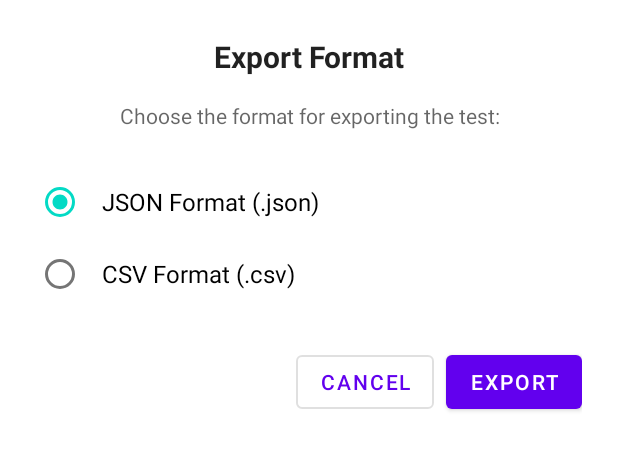
After one commit to Forla03/StepLab, an Android app: the layout export_format_dialog.xml on its own in the app's theme, with its tools: preview values and no code run, on a phone screen of 412 x 824 dp. The commit adds this screen. Shown: the top 450 px of the screen. Run offline under Robolectric (Android 15) with nearby library versions, the phone set to English and light mode, and no system bars.

Commit message:
Added csv or json export choice

```diff
--- a/app/src/main/java/com/example/steplab/ui/main/MainActivity.kt
+++ b/app/src/main/java/com/example/steplab/ui/main/MainActivity.kt
@@ -189,7 +189,7 @@ class MainActivity : AppCompatActivity() {
                                 Pair(conversionResult.jsonString!!, 50) // Always use 50 as default
                             } ?: throw Exception("Cannot re-open CSV file")
                         } else {
-                            // TXT/JSON file: use as-is
+                            // JSON/TXT file: use as-is (support both .json and .txt for backward compatibility)
                             try {
                                 val json = JSONObject(content)
                                 // Validate it has the required structure
@@ -213,7 +213,7 @@ class MainActivity : AppCompatActivity() {
                         val timestamp = System.currentTimeMillis()
                         val calendar = java.util.Calendar.getInstance().apply { timeInMillis = timestamp }
                         val internalFileName = String.format(
-                            "%04d-%02d-%02d_%02d:%02d:%02d.txt",
+                            "%04d-%02d-%02d_%02d:%02d:%02d.json",
                             calendar.get(java.util.Calendar.YEAR),
                             calendar.get(java.util.Calendar.MONTH) + 1,
                             calendar.get(java.util.Calendar.DAY_OF_MONTH),
--- /dev/null
+++ b/app/src/main/res/layout/export_format_dialog.xml
@@ -0,0 +1,76 @@
+<?xml version="1.0" encoding="utf-8"?>
+<LinearLayout
+    xmlns:android="http://schemas.android.com/apk/res/android"
+    android:layout_width="match_parent"
+    android:layout_height="wrap_content"
+    android:orientation="vertical"
+    android:padding="24dp">
+
+    <TextView
+        android:layout_width="match_parent"
+        android:layout_height="wrap_content"
+        android:text="@string/export_format_title"
+        android:textColor="?android:attr/textColorPrimary"
+        android:textSize="20sp"
+        android:textStyle="bold"
+        android:gravity="center"
+        android:paddingBottom="16dp"/>
+
+    <TextView
+        android:layout_width="match_parent"
+        android:layout_height="wrap_content"
+        android:text="@string/export_format_message"
+        android:textColor="?android:attr/textColorSecondary"
+        android:textSize="14sp"
+        android:gravity="center"
+        android:paddingBottom="24dp"/>
+
+    <RadioGroup
+        android:id="@+id/format_radio_group"
+        android:layout_width="match_parent"
+        android:layout_height="wrap_content"
+        android:orientation="vertical">
+
+        <RadioButton
+            android:id="@+id/radio_json"
+            android:layout_width="match_parent"
+            android:layout_height="wrap_content"
+            android:text="@string/format_json"
+            android:textSize="16sp"
+            android:padding="12dp"
+            android:checked="true"/>
+
+        <RadioButton
+            android:id="@+id/radio_csv"
+            android:layout_width="match_parent"
+            android:layout_height="wrap_content"
+            android:text="@string/format_csv"
+            android:textSize="16sp"
+            android:padding="12dp"/>
+
+    </RadioGroup>
+
+    <LinearLayout
+        android:layout_width="match_parent"
+        android:layout_height="wrap_content"
+        android:orientation="horizontal"
+        android:gravity="end"
+        android:paddingTop="24dp">
+
+        <Button
+            android:id="@+id/btn_cancel"
+            android:layout_width="wrap_content"
+            android:layout_height="wrap_content"
+            android:text="@android:string/cancel"
+            android:layout_marginEnd="8dp"
+            style="?attr/materialButtonOutlinedStyle"/>
+
+        <Button
+            android:id="@+id/btn_export"
+            android:layout_width="wrap_content"
+            android:layout_height="wrap_content"
+            android:text="@string/export_button"/>
+
+    </LinearLayout>
+
+</LinearLayout>
--- a/app/src/main/res/values/strings.xml
+++ b/app/src/main/res/values/strings.xml
@@ -74,4 +74,11 @@
     <string name="test_colon">Test:</string>
     <string name="configurations_colon">Configurations:</string>
     <string name="created_at">Created at:</string>
+
+    <!-- Export Format Dialog -->
+    <string name="export_format_title">Export Format</string>
+    <string name="export_format_message">Choose the format for exporting the test:</string>
+    <string name="format_json">JSON Format (.json)</string>
+    <string name="format_csv">CSV Format (.csv)</string>
+    <string name="export_button">Export</string>
 </resources>
```
Also changed, not shown: app/src/main/java/com/example/steplab/algorithms/StepDetectionProcessor.kt (+0 -11 lines), app/src/main/java/com/example/steplab/ui/test/NewTest.kt (+1 -1 lines), app/src/main/java/com/example/steplab/ui/test/SendTest.kt (+108 -30 lines), app/src/main/java/com/example/steplab/utils/CsvToJsonConverter.kt (+258 -81 lines), app/src/main/java/com/example/steplab/utils/JsonToCsvConverter.kt (added, +154 -0 lines).
